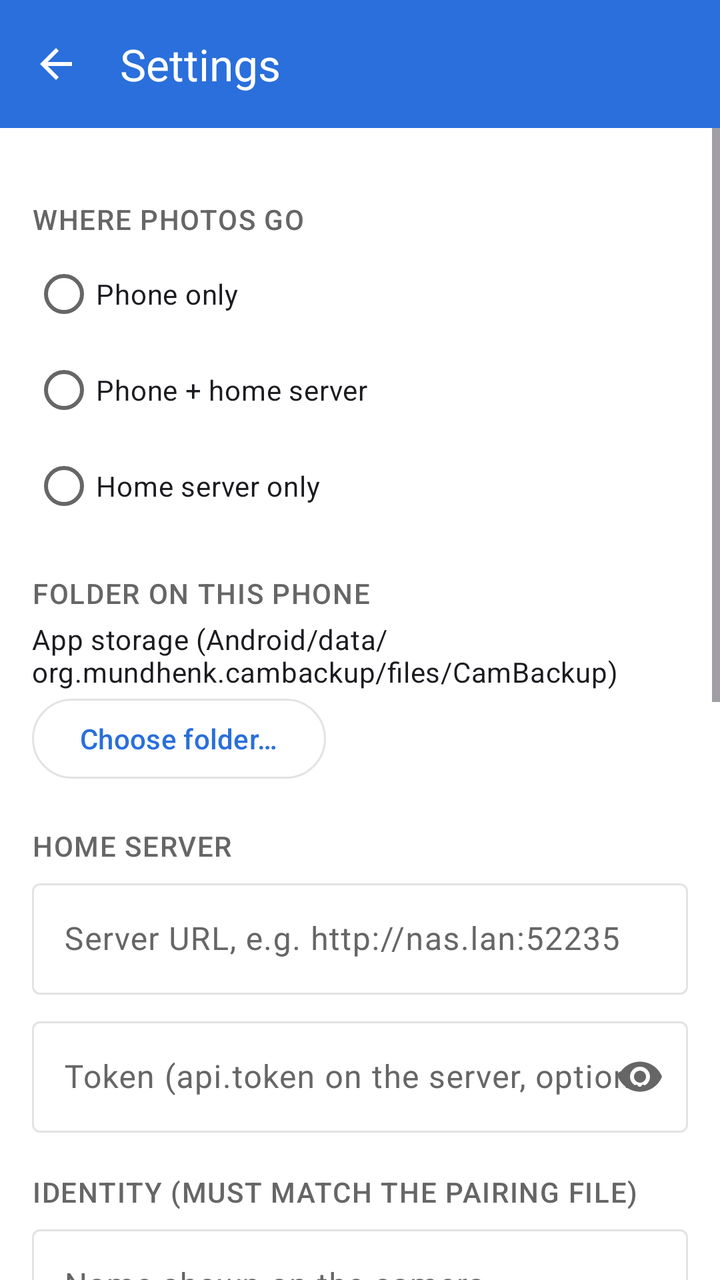
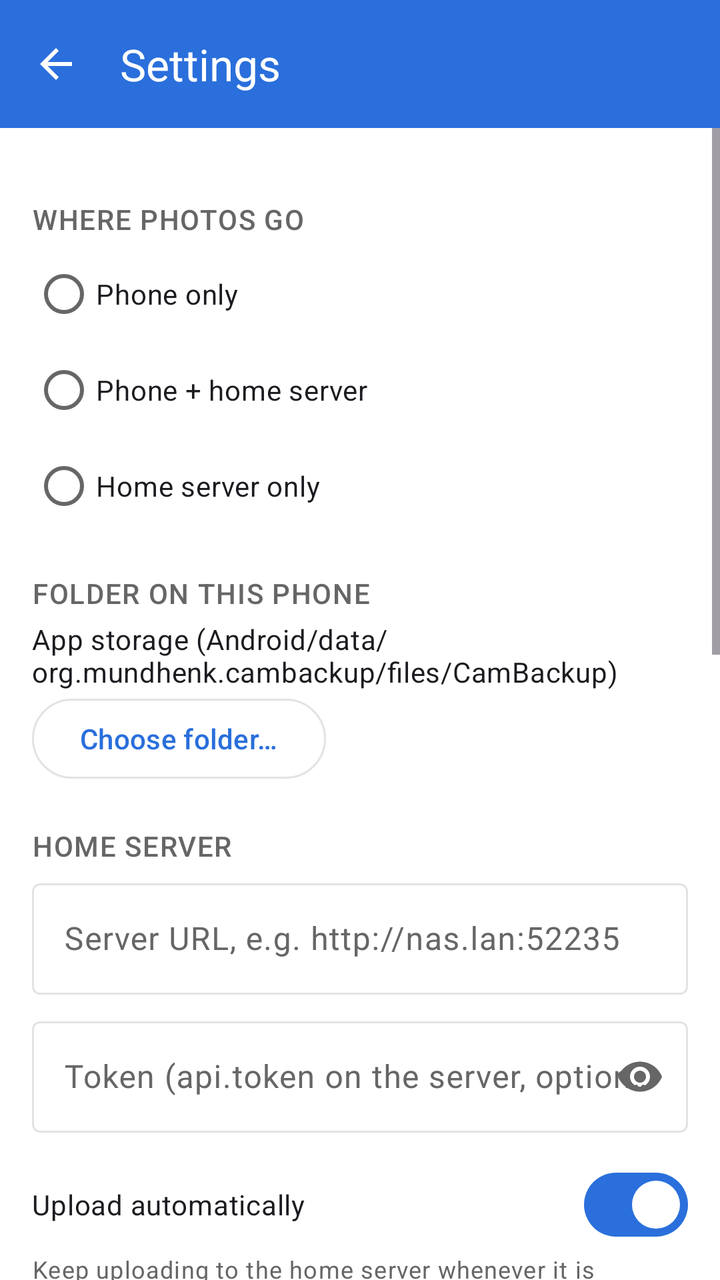

An Android layout rendered at two revisions. The XML below is the earlier revision; the diff shows what the commit changed to produce the second picture.
<!-- AndroidManifest.xml: application theme Theme.CamBackup -->
<!-- res/layout/activity_settings.xml -->
<?xml version="1.0" encoding="utf-8"?>
<LinearLayout xmlns:android="http://schemas.android.com/apk/res/android"
    xmlns:app="http://schemas.android.com/apk/res-auto"
    android:id="@+id/root"
    android:layout_width="match_parent"
    android:layout_height="match_parent"
    android:background="?attr/colorSurface"
    android:orientation="vertical">

    <com.google.android.material.appbar.MaterialToolbar
        android:id="@+id/toolbar"
        style="@style/Widget.CamBackup.Toolbar"
        android:layout_width="match_parent"
        android:layout_height="wrap_content"
        android:minHeight="?attr/actionBarSize"
        app:navigationIcon="@drawable/ic_back"
        app:title="@string/settings" />

    <ScrollView
        android:id="@+id/scroll"
        android:layout_width="match_parent"
        android:layout_height="match_parent"
        android:fillViewport="true">

        <LinearLayout
            android:layout_width="match_parent"
            android:layout_height="wrap_content"
            android:orientation="vertical"
            android:padding="16dp">

            <TextView
                android:id="@+id/lockedNotice"
                style="@style/Widget.CamBackup.Notice"
                android:layout_width="match_parent"
                android:layout_height="wrap_content"
                android:text="@string/settings_locked"
                android:visibility="gone" />

            <TextView
                style="@style/Widget.CamBackup.SectionTitle"
                android:layout_width="match_parent"
                android:layout_height="wrap_content"
                android:text="@string/section_mode" />

            <RadioGroup
                android:id="@+id/modeGroup"
                android:layout_width="match_parent"
                android:layout_height="wrap_content">

                <RadioButton
                    android:id="@+id/modePhone"
                    android:layout_width="match_parent"
                    android:layout_height="wrap_content"
                    android:text="@string/mode_phone" />

                <RadioButton
                    android:id="@+id/modePhoneAndServer"
                    android:layout_width="match_parent"
                    android:layout_height="wrap_content"
                    android:text="@string/mode_phone_and_server" />

                <RadioButton
                    android:id="@+id/modeServer"
                    android:layout_width="match_parent"
                    android:layout_height="wrap_content"
                    android:text="@string/mode_server" />
            </RadioGroup>

            <LinearLayout
                android:id="@+id/folderGroup"
                android:layout_width="match_parent"
                android:layout_height="wrap_content"
                android:orientation="vertical">

                <TextView
                    style="@style/Widget.CamBackup.SectionTitle"
                    android:layout_width="match_parent"
                    android:layout_height="wrap_content"
                    android:text="@string/section_folder" />

                <TextView
                    android:id="@+id/folderLabel"
                    android:layout_width="match_parent"
                    android:layout_height="wrap_content"
                    android:text="@string/folder_default"
                    android:textAppearance="?attr/textAppearanceBodyMedium" />

                <LinearLayout
                    android:layout_width="match_parent"
                    android:layout_height="wrap_content"
                    android:orientation="horizontal">

                    <com.google.android.material.button.MaterialButton
                        android:id="@+id/chooseFolder"
                        style="@style/Widget.Material3.Button.OutlinedButton"
                        android:layout_width="wrap_content"
                        android:layout_height="wrap_content"
                        android:text="@string/choose_folder" />

                    <com.google.android.material.button.MaterialButton
                        android:id="@+id/resetFolder"
                        style="@style/Widget.Material3.Button.TextButton"
                        android:layout_width="wrap_content"
                        android:layout_height="wrap_content"
                        android:layout_marginStart="8dp"
                        android:text="@string/folder_reset"
                        android:visibility="gone" />
                </LinearLayout>
            </LinearLayout>

            <LinearLayout
                android:id="@+id/serverGroup"
                android:layout_width="match_parent"
                android:layout_height="wrap_content"
                android:orientation="vertical">

                <TextView
                    style="@style/Widget.CamBackup.SectionTitle"
                    android:layout_width="match_parent"
                    android:layout_height="wrap_content"
                    android:text="@string/section_server" />

                <com.google.android.material.textfield.TextInputLayout
                    android:id="@+id/backendUrlLayout"
                    android:layout_width="match_parent"
                    android:layout_height="wrap_content"
                    android:hint="@string/backend_url_hint">

                    <com.google.android.material.textfield.TextInputEditText
                        android:id="@+id/backendUrl"
                        android:layout_width="match_parent"
                        android:layout_height="wrap_content"
                        android:inputType="textUri" />
                </com.google.android.material.textfield.TextInputLayout>

                <com.google.android.material.textfield.TextInputLayout
                    android:layout_width="match_parent"
                    android:layout_height="wrap_content"
                    android:layout_marginTop="8dp"
                    android:hint="@string/backend_token_hint"
                    app:endIconMode="password_toggle">

                    <com.google.android.material.textfield.TextInputEditText
                        android:id="@+id/backendToken"
                        android:layout_width="match_parent"
                        android:layout_height="wrap_content"
                        android:inputType="textPassword" />
                </com.google.android.material.textfield.TextInputLayout>
            </LinearLayout>

            <TextView
                style="@style/Widget.CamBackup.SectionTitle"
                android:layout_width="match_parent"
                android:layout_height="wrap_content"
                android:text="@string/section_identity" />

            <com.google.android.material.textfield.TextInputLayout
                android:layout_width="match_parent"
                android:layout_height="wrap_content"
                android:hint="@string/name_hint">

                <com.google.android.material.textfield.TextInputEditText
                    android:id="@+id/serverName"
                    android:layout_width="match_parent"
                    android:layout_height="wrap_content"
                    android:inputType="text" />
            </com.google.android.material.textfield.TextInputLayout>

            <LinearLayout
                android:layout_width="match_parent"
                android:layout_height="wrap_content"
                android:layout_marginTop="8dp"
                android:gravity="center_vertical"
                android:orientation="horizontal">

                <com.google.android.material.textfield.TextInputLayout
                    android:layout_width="0dp"
                    android:layout_height="wrap_content"
                    android:layout_weight="1"
                    android:hint="@string/udn_hint">

                    <com.google.android.material.textfield.TextInputEditText
                        android:id="@+id/udn"
                        android:layout_width="match_parent"
                        android:layout_height="wrap_content"
                        android:inputType="textNoSuggestions"
                        android:textSize="12sp" />
                </com.google.android.material.textfield.TextInputLayout>

                <com.google.android.material.button.MaterialButton
                    android:id="@+id/regenerate"
                    style="@style/Widget.Material3.Button.TextButton"
                    android:layout_width="wrap_content"
                    android:layout_height="wrap_content"
                    android:text="@string/regenerate" />
            </LinearLayout>

            <TextView
                android:id="@+id/udnSource"
                android:layout_width="match_parent"
                android:layout_height="wrap_content"
                android:textAppearance="?attr/textAppearanceBodySmall"
                android:textColor="?attr/colorOnSurfaceVariant" />

            <LinearLayout
                android:id="@+id/identityExchange"
                android:layout_width="match_parent"
                android:layout_height="wrap_content"
                android:layout_marginTop="8dp"
                android:orientation="vertical">

                <TextView
                    android:id="@+id/serverIdentityInfo"
                    android:layout_width="match_parent"
                    android:layout_height="wrap_content"
                    android:textAppearance="?attr/textAppearanceBodySmall" />

                <LinearLayout
                    android:layout_width="match_parent"
                    android:layout_height="wrap_content"
                    android:orientation="horizontal">

                    <com.google.android.material.button.MaterialButton
                        android:id="@+id/useServerIdentity"
                        style="@style/Widget.Material3.Button.OutlinedButton"
                        android:layout_width="0dp"
                        android:layout_height="wrap_content"
                        android:layout_weight="1"
                        android:text="@string/use_server_identity" />

                    <com.google.android.material.button.MaterialButton
                        android:id="@+id/giveServerIdentity"
                        style="@style/Widget.Material3.Button.OutlinedButton"
                        android:layout_width="0dp"
                        android:layout_height="wrap_content"
                        android:layout_weight="1"
                        android:layout_marginStart="8dp"
                        android:text="@string/give_server_identity" />
                </LinearLayout>
            </LinearLayout>

            <com.google.android.material.button.MaterialButton
                android:id="@+id/exportPairing"
                style="@style/Widget.Material3.Button.OutlinedButton"
                android:layout_width="match_parent"
                android:layout_height="wrap_content"
                android:text="@string/export_pairing" />

            <com.google.android.material.textfield.TextInputLayout
                android:layout_width="match_parent"
                android:layout_height="wrap_content"
                android:layout_marginTop="12dp"
                android:hint="@string/device_nickname_hint">

                <com.google.android.material.textfield.TextInputEditText
                    android:id="@+id/deviceNickname"
                    android:layout_width="match_parent"
                    android:layout_height="wrap_content"
                    android:inputType="text" />
            </com.google.android.material.textfield.TextInputLayout>

            <TextView
                android:layout_width="match_parent"
                android:layout_height="wrap_content"
                android:text="@string/pairing_help"
                android:textAppearance="?attr/textAppearanceBodySmall"
                android:textColor="?attr/colorOnSurfaceVariant" />

            <TextView
                style="@style/Widget.CamBackup.SectionTitle"
                android:layout_width="match_parent"
                android:layout_height="wrap_content"
                android:text="@string/udn_history_title" />

            <TextView
                android:id="@+id/udnHistoryEmpty"
                android:layout_width="match_parent"
                android:layout_height="wrap_content"
                android:text="@string/udn_history_empty"
                android:textAppearance="?attr/textAppearanceBodySmall"
                android:textColor="?attr/colorOnSurfaceVariant" />

            <LinearLayout
                android:id="@+id/udnHistory"
                android:layout_width="match_parent"
                android:layout_height="wrap_content"
                android:orientation="vertical" />

            <TextView
                android:layout_width="match_parent"
                android:layout_height="wrap_content"
                android:text="@string/udn_history_help"
                android:textAppearance="?attr/textAppearanceBodySmall"
                android:textColor="?attr/colorOnSurfaceVariant" />

            <com.google.android.material.button.MaterialButton
                android:id="@+id/showWizard"
                style="@style/Widget.Material3.Button.TextButton"
                android:layout_width="wrap_content"
                android:layout_height="wrap_content"
                android:layout_marginTop="16dp"
                android:text="@string/run_wizard_again" />

            <TextView
                android:id="@+id/versionLabel"
                android:layout_width="match_parent"
                android:layout_height="wrap_content"
                android:layout_marginTop="24dp"
                android:gravity="center"
                android:textAppearance="?attr/textAppearanceBodySmall"
                android:textColor="?attr/colorOnSurfaceVariant" />
        </LinearLayout>
    </ScrollView>
</LinearLayout>
<!-- resources referenced by this layout -->
<resources>
  <!-- drawable ic_back (drawable) -->
  <?xml version="1.0" encoding="utf-8"?>
  <vector xmlns:android="http://schemas.android.com/apk/res/android"
      android:width="24dp" android:height="24dp" android:viewportWidth="24" android:viewportHeight="24" android:tint="?attr/colorControlNormal">
      <path android:fillColor="#FFFFFF" android:pathData="M20,11H7.83l5.59,-5.59L12,4l-8,8 8,8 1.41,-1.41L7.83,13H20v-2z" />
  </vector>
  <string name="backend_token_hint">Token (api.token on the server, optional)</string>
  <string name="backend_url_hint">Server URL, e.g. http://nas.lan:52235</string>
  <string name="choose_folder">Choose folder…</string>
  <string name="device_nickname_hint">Name of this phone (shown on the server)</string>
  <string name="export_pairing">Export pairing file (zip for the SD card)</string>
  <string name="folder_default">App storage (Android/data/org.mundhenk.cambackup/files/CamBackup)</string>
  <string name="folder_reset">Use app storage</string>
  <string name="give_server_identity">Give the server this identity</string>
  <string name="mode_phone">Phone only</string>
  <string name="mode_phone_and_server">Phone + home server</string>
  <string name="mode_server">Home server only</string>
  <string name="name_hint">Name shown on the camera</string>
  <string name="pairing_help">Unzip into the SD card root → creates dlna_web_root/SAMSUNGAutoBackupDESC.ini. Repeat after formatting the card. Use the same UDN on the home server so one card works with both.</string>
  <string name="regenerate">New UDN</string>
  <string name="run_wizard_again">Run the setup wizard again</string>
  <string name="section_folder">Folder on this phone</string>
  <string name="section_identity">Identity (must match the pairing file)</string>
  <string name="section_mode">Where photos go</string>
  <string name="section_server">Home server</string>
  <string name="settings">Settings</string>
  <string name="settings_locked">Stop the server to change these settings.</string>
  <string name="udn_hint">UDN</string>
  <string name="udn_history_empty">None yet. Every UDN you replace is kept here.</string>
  <string name="udn_history_help">Tap a previous UDN to switch back to it (cards paired with it work again).</string>
  <string name="udn_history_title">Previous UDNs</string>
  <string name="use_server_identity">Use the server\'s identity</string>
  <style name="Widget.CamBackup.Notice" parent="">
          <item name="android:textAppearance">?attr/textAppearanceBodyMedium</item>
          <item name="android:textColor">?attr/colorOnPrimaryContainer</item>
          <item name="android:background">?attr/colorPrimaryContainer</item>
          <item name="android:padding">12dp</item>
      </style>
  <style name="Widget.CamBackup.Toolbar" parent="Widget.Material3.Toolbar">
          <item name="android:background">?attr/colorPrimary</item>
          <item name="titleTextColor">?attr/colorOnPrimary</item>
          <item name="android:theme">@style/ThemeOverlay.CamBackup.Toolbar</item>
      </style>
  <style name="ThemeOverlay.CamBackup.Toolbar" parent="ThemeOverlay.Material3.Dark">
          <item name="colorControlNormal">@color/on_primary</item>
          <item name="colorOnSurface">@color/on_primary</item>
      </style>
  <color name="primary">#2A6FDB</color>
  <color name="on_primary">#FFFFFF</color>
  <color name="primary_container">#D6E4FA</color>
  <color name="on_primary_container">#0B2A5B</color>
  <color name="surface">#FFFFFF</color>
  <color name="on_surface">#1A1A1A</color>
  <color name="surface_container">#F7F7F7</color>
  <color name="on_surface_variant">#666666</color>
  <color name="outline">#E3E3E3</color>
  <color name="error">#C62828</color>
  <!-- unchanged entries left out for length: 2 -->
</resources>

<!-- the commit's change to res/layout/activity_settings.xml (unified diff, before → after) -->
@@ -146,6 +146,21 @@
                         android:layout_height="wrap_content"
                         android:inputType="textPassword" />
                 </com.google.android.material.textfield.TextInputLayout>
+
+                <com.google.android.material.materialswitch.MaterialSwitch
+                    android:id="@+id/autoSync"
+                    android:layout_width="match_parent"
+                    android:layout_height="wrap_content"
+                    android:layout_marginTop="12dp"
+                    android:checked="true"
+                    android:text="@string/auto_sync_title" />
+
+                <TextView
+                    android:layout_width="match_parent"
+                    android:layout_height="wrap_content"
+                    android:text="@string/auto_sync_summary"
+                    android:textAppearance="?attr/textAppearanceBodySmall"
+                    android:textColor="?attr/colorOnSurfaceVariant" />
             </LinearLayout>
 
             <TextView
<!-- resource entries referenced after the edit -->
@@ -6,6 +6,8 @@
       android:width="24dp" android:height="24dp" android:viewportWidth="24" android:viewportHeight="24" android:tint="?attr/colorControlNormal">
       <path android:fillColor="#FFFFFF" android:pathData="M20,11H7.83l5.59,-5.59L12,4l-8,8 8,8 1.41,-1.41L7.83,13H20v-2z" />
   </vector>
+  <string name="auto_sync_summary">Keep uploading to the home server whenever it is reachable, also after the app is closed, until everything is there.</string>
+  <string name="auto_sync_title">Upload automatically</string>
   <string name="backend_token_hint">Token (api.token on the server, optional)</string>
   <string name="backend_url_hint">Server URL, e.g. http://nas.lan:52235</string>
   <string name="choose_folder">Choose folder…</string>
